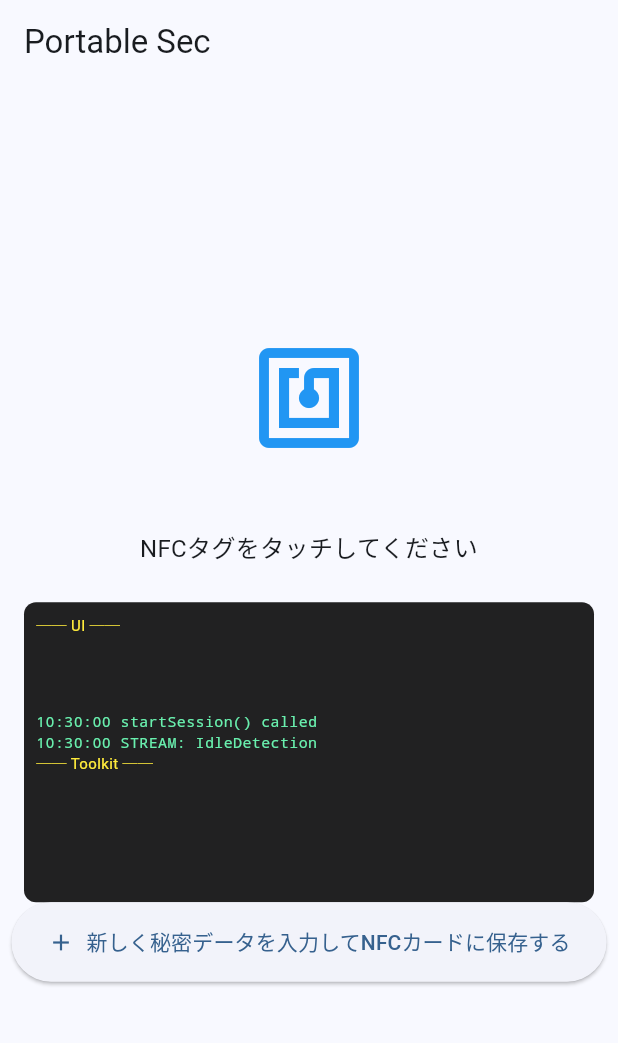
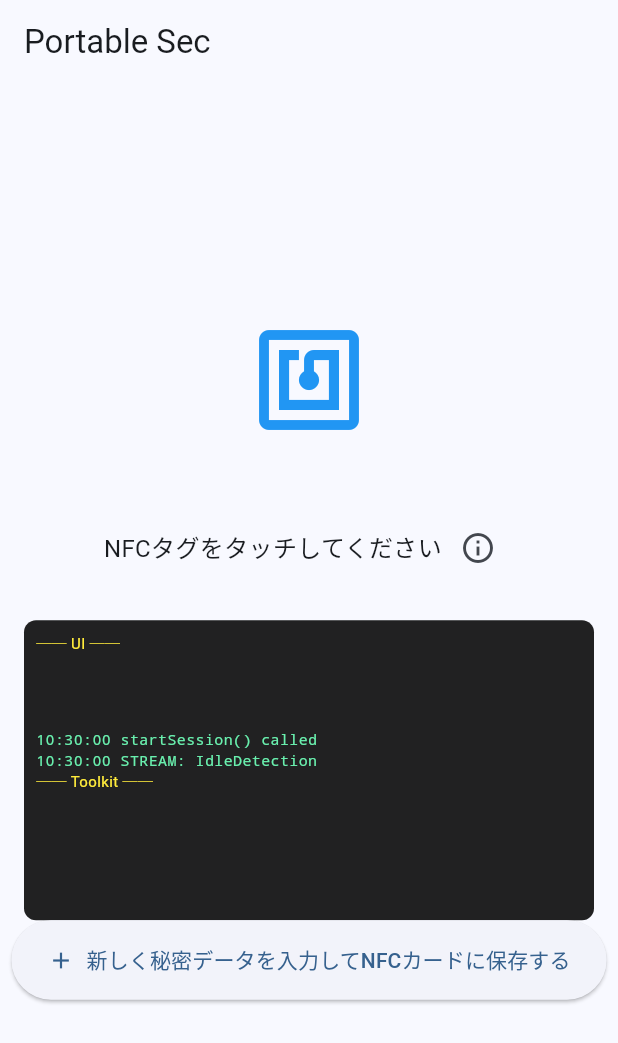
Before and after one commit to tartnejp/portable_secret, a Flutter app: the screen it shows after launch, on a phone screen of 412 x 824 dp. Shown: the top 1043 px of the screen. Run offline on Flutter 3.47's test engine with Material 3 defaults, Android fonts, the phone set to English and light mode, and no system bars; our stand-ins replace flutter_riverpod, freezed_annotation, go_router, package_info_plus, plugin_platform_interface, riverpod_annotation and 1 more; missing offline and left inert: encrypt, nfc_manager, nfc_manager_ndef; generated files the repository leaves out were written again.

Commit message:
0223 1.31 fix

````diff
--- a/lib/presentation/creation/steps/write_tag_page.dart
+++ b/lib/presentation/creation/steps/write_tag_page.dart
@@ -24,7 +24,11 @@ class _WriteTagPageState extends ConsumerState<WriteTagPage> {
 
     ref.listen(creationProvider, (previous, next) {
       if (next.isSuccess && !(previous?.isSuccess ?? false)) {
-        _showSuccessDialog();
+        // Close the iOS scan sheet with a success message before showing the dialog
+        ref
+            .read(nfcServiceProvider)
+            .stopSession(alertMessage: '書き込みが成功しました')
+            .then((_) => _showSuccessDialog());
       }
       if (next.error != null && next.error != previous?.error) {
         // Show error but don't clear it immediately to avoid flickering loop if it persists?
--- a/lib/presentation/home/home_screen.dart
+++ b/lib/presentation/home/home_screen.dart
@@ -10,6 +10,7 @@ import '../../application/nfc/secret_detected.dart'; // Imports SecretDetection
 // import '../../application/nfc/url_detection.dart'; // Imports UrlDetection (optional usage)
 
 import '../../router_provider.dart';
+import '../widgets/nfc_info_button.dart';
 
 class HomeScreen extends ConsumerStatefulWidget {
   const HomeScreen({super.key});
@@ -185,7 +186,12 @@ class _HomeScreenState extends ConsumerState<HomeScreen> with RouteAware {
             const Icon(Icons.nfc, size: 80, color: Colors.blue),
             const SizedBox(height: 24),
             const SizedBox(height: 24),
-            NfcSessionTriggerWidget(
+            Row(
+              mainAxisAlignment: MainAxisAlignment.center,
+              crossAxisAlignment: CrossAxisAlignment.center,
+              children: [
+                Flexible(
+                  child: NfcSessionTriggerWidget(
                     instructionText: _statusMessage,
                     buttonText: 'NFCタグの読み取りを開始',
                     onStartSession: (onError) {
@@ -197,6 +203,15 @@ class _HomeScreenState extends ConsumerState<HomeScreen> with RouteAware {
                       _addLog('startSession() called');
                       ref.read(nfcServiceProvider).startSession();
                     },
+                  ),
+                ),
+                const NfcInfoButton(
+                  message:
+                      'iPhoneやiPadが反応しないNFCタグがあります。このような場合はデータに関わらず本アプリでも扱えません。'
+                      'その際は、NFC Toolsというアプリでタグの初期化を実施の上、書き込みを行ってください。',
+                  url: 'https://apps.apple.com/jp/app/nfc-tools/id1252962749',
+                ),
+              ],
             ),
             const SizedBox(height: 24),
             // DEBUG LOG (HomeScreen events + Toolkit internal)
--- /dev/null
+++ b/lib/presentation/widgets/nfc_info_button.dart
@@ -0,0 +1,77 @@
+import 'package:flutter/material.dart';
+import 'package:url_launcher/url_launcher.dart';
+
+/// A reusable info icon button that shows an overlay dialog with a message and an optional URL.
+///
+/// Usage:
+/// ```dart
+/// NfcInfoButton(
+///   message: 'Some info text.',
+///   url: 'https://example.com',
+/// )
+/// ```
+class NfcInfoButton extends StatelessWidget {
+  final String message;
+  final String? url;
+  final String title;
+
+  const NfcInfoButton({
+    super.key,
+    required this.message,
+    this.url,
+    this.title = 'NFCタグについて',
+  });
+
+  @override
+  Widget build(BuildContext context) {
+    return IconButton(
+      icon: const Icon(Icons.info_outline),
+      tooltip: title,
+      onPressed: () => _showInfoDialog(context),
+    );
+  }
+
+  void _showInfoDialog(BuildContext context) {
+    showDialog<void>(
+      context: context,
+      builder: (context) {
+        return AlertDialog(
+          title: Text(title),
+          content: Column(
+            mainAxisSize: MainAxisSize.min,
+            crossAxisAlignment: CrossAxisAlignment.start,
+            children: [
+              Text(message),
+              if (url != null) ...[
+                const SizedBox(height: 12),
+                GestureDetector(
+                  onTap: () => _launchUrl(url!),
+                  child: Text(
+                    url!,
+                    style: const TextStyle(
+                      color: Colors.blue,
+                      decoration: TextDecoration.underline,
+                    ),
+                  ),
+                ),
+              ],
+            ],
+          ),
+          actions: [
+            TextButton(
+              onPressed: () => Navigator.of(context).pop(),
+              child: const Text('閉じる'),
+            ),
+          ],
+        );
+      },
+    );
+  }
+
+  Future<void> _launchUrl(String urlString) async {
+    final uri = Uri.parse(urlString);
+    if (await canLaunchUrl(uri)) {
+      await launchUrl(uri, mode: LaunchMode.externalApplication);
+    }
+  }
+}
--- a/pubspec.yaml
+++ b/pubspec.yaml
@@ -1,7 +1,7 @@
 name: portable_sec
 description: "A new Flutter project."
 publish_to: 'none'
-version: 0.1.30
+version: 0.1.31
 
 environment:
   sdk: ^3.10.8
````
Lines whose indentation alone changed are shown as unchanged.
